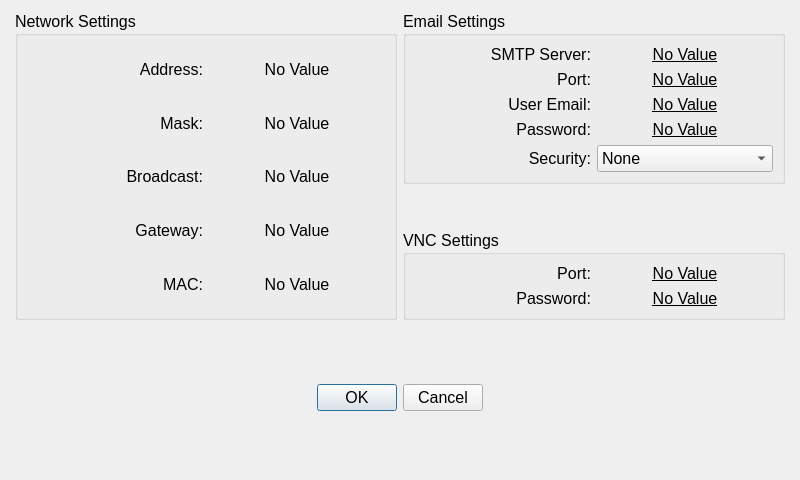
The window that Key/frmnetworksettings.ui (BuzzSiler/keycodebox-key) describes before a commit, drawn with Qt 5.
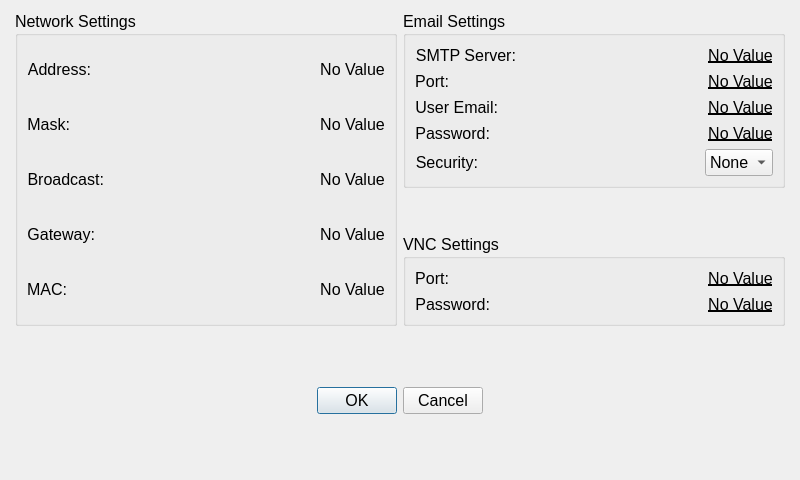
The same window after the commit. Custom widgets are drawn as their Qt base class.

Commit message: fixed networksettings keyboard handling, made lock cabinet widget button slighly smaller

```diff
--- a/Key/frmnetworksettings.ui
+++ b/Key/frmnetworksettings.ui
@@ -57,6 +57,19 @@
             </property>
            </widget>
           </item>
+          <item>
+           <spacer name="horizontalSpacer_4">
+            <property name="orientation">
+             <enum>Qt::Horizontal</enum>
+            </property>
+            <property name="sizeHint" stdset="0">
+             <size>
+              <width>40</width>
+              <height>20</height>
+             </size>
+            </property>
+           </spacer>
+          </item>
           <item>
            <widget class="QLabel" name="lblIpAddressValue">
             <property name="text">
@@ -81,6 +94,19 @@
             </property>
            </widget>
           </item>
+          <item>
+           <spacer name="horizontalSpacer_5">
+            <property name="orientation">
+             <enum>Qt::Horizontal</enum>
+            </property>
+            <property name="sizeHint" stdset="0">
+             <size>
+              <width>40</width>
+              <height>20</height>
+             </size>
+            </property>
+           </spacer>
+          </item>
           <item>
            <widget class="QLabel" name="lblIpMaskValue">
             <property name="text">
@@ -105,6 +131,19 @@
             </property>
            </widget>
           </item>
+          <item>
+           <spacer name="horizontalSpacer_6">
+            <property name="orientation">
+             <enum>Qt::Horizontal</enum>
+            </property>
+            <property name="sizeHint" stdset="0">
+             <size>
+              <width>40</width>
+              <height>20</height>
+             </size>
+            </property>
+           </spacer>
+          </item>
           <item>
            <widget class="QLabel" name="lblIpBroadcastValue">
             <property name="text">
@@ -129,6 +168,19 @@
             </property>
            </widget>
           </item>
+          <item>
+           <spacer name="horizontalSpacer_7">
+            <property name="orientation">
+             <enum>Qt::Horizontal</enum>
+            </property>
+            <property name="sizeHint" stdset="0">
+             <size>
+              <width>40</width>
+              <height>20</height>
+             </size>
+            </property>
+           </spacer>
+          </item>
           <item>
            <widget class="QLabel" name="lblIpGatewayValue">
             <property name="text">
@@ -153,6 +205,19 @@
             </property>
            </widget>
           </item>
+          <item>
+           <spacer name="horizontalSpacer_8">
+            <property name="orientation">
+             <enum>Qt::Horizontal</enum>
+            </property>
+            <property name="sizeHint" stdset="0">
+             <size>
+              <width>40</width>
+              <height>20</height>
+             </size>
+            </property>
+           </spacer>
+          </item>
           <item>
            <widget class="QLabel" name="lblMacAddressValue">
             <property name="text">
@@ -188,8 +253,27 @@
               </property>
              </widget>
             </item>
+            <item>
+             <spacer name="horizontalSpacer_3">
+              <property name="orientation">
+               <enum>Qt::Horizontal</enum>
+              </property>
+              <property name="sizeHint" stdset="0">
+               <size>
+                <width>40</width>
+                <height>20</height>
+               </size>
+              </property>
+             </spacer>
+            </item>
             <item>
              <widget class="CClickableLabel" name="lblSmtpServerValue">
+              <property name="minimumSize">
+               <size>
+                <width>60</width>
+                <height>0</height>
+               </size>
+              </property>
               <property name="font">
                <font>
                 <underline>true</underline>
@@ -217,8 +301,27 @@
               </property>
              </widget>
             </item>
+            <item>
+             <spacer name="horizontalSpacer_9">
+              <property name="orientation">
+               <enum>Qt::Horizontal</enum>
+              </property>
+              <property name="sizeHint" stdset="0">
+               <size>
+                <width>40</width>
+                <height>20</height>
+               </size>
+              </property>
+             </spacer>
+            </item>
             <item>
              <widget class="CClickableLabel" name="lblSmtpPortValue">
+              <property name="minimumSize">
+               <size>
+                <width>60</width>
+                <height>0</height>
+               </size>
+              </property>
               <property name="font">
                <font>
                 <underline>true</underline>
@@ -246,8 +349,27 @@
               </property>
              </widget>
             </item>
+            <item>
+             <spacer name="horizontalSpacer_10">
+              <property name="orientation">
+               <enum>Qt::Horizontal</enum>
+              </property>
+              <property name="sizeHint" stdset="0">
+               <size>
+                <width>40</width>
+                <height>20</height>
+               </size>
+              </property>
+             </spacer>
+            </item>
             <item>
              <widget class="CClickableLabel" name="lblSmtpUsernameValue">
+              <property name="minimumSize">
+               <size>
+                <width>60</width>
+                <height>0</height>
+               </size>
+              </property>
               <property name="font">
                <font>
                 <underline>true</underline>
@@ -275,8 +397,27 @@
               </property>
              </widget>
             </item>
+            <item>
+             <spacer name="horizontalSpacer_11">
+              <property name="orientation">
+               <enum>Qt::Horizontal</enum>
+              </property>
+              <property name="sizeHint" stdset="0">
+               <size>
+                <width>40</width>
+                <height>20</height>
+               </size>
+              </property>
+             </spacer>
+            </item>
             <item>
              <widget class="CClickableLabel" name="lblSmtpPasswordValue">
+              <property name="minimumSize">
+               <size>
+                <width>60</width>
+                <height>0</height>
+               </size>
+              </property>
               <property name="font">
                <font>
                 <underline>true</underline>
@@ -307,8 +448,27 @@
               </property>
              </widget>
             </item>
+            <item>
+             <spacer name="horizontalSpacer_12">
+              <property name="orientation">
+               <enum>Qt::Horizontal</enum>
+              </property>
+              <property name="sizeHint" stdset="0">
+               <size>
+                <width>40</width>
+                <height>20</height>
+               </size>
+              </property>
+             </spacer>
+            </item>
             <item>
              <widget class="QComboBox" name="cbxSmtpSecurityValue">
+              <property name="minimumSize">
+               <size>
+                <width>60</width>
+                <height>0</height>
+               </size>
+              </property>
               <item>
                <property name="text">
                 <string>None</string>
@@ -367,8 +527,27 @@
               </property>
              </widget>
             </item>
+            <item>
+             <spacer name="horizontalSpacer_13">
+              <property name="orientation">
+               <enum>Qt::Horizontal</enum>
+              </property>
+              <property name="sizeHint" stdset="0">
+               <size>
+                <width>40</width>
+                <height>20</height>
+               </size>
+              </property>
+             </spacer>
+            </item>
             <item>
              <widget class="CClickableLabel" name="lblVncPortValue">
+              <property name="minimumSize">
+               <size>
+                <width>60</width>
+                <height>0</height>
+               </size>
+              </property>
               <property name="font">
                <font>
                 <underline>true</underline>
@@ -396,8 +575,27 @@
               </property>
              </widget>
             </item>
+            <item>
+             <spacer name="horizontalSpacer_14">
+              <property name="orientation">
+               <enum>Qt::Horizontal</enum>
+              </property>
+              <property name="sizeHint" stdset="0">
+               <size>
+                <width>40</width>
+                <height>20</height>
+               </size>
+              </property>
+             </spacer>
+            </item>
             <item>
              <widget class="CClickableLabel" name="lblVncPasswordValue">
+              <property name="minimumSize">
+               <size>
+                <width>60</width>
+                <height>0</height>
+               </size>
+              </property>
               <property name="font">
                <font>
                 <underline>true</underline>
```
The commit also changes 5 other files.
